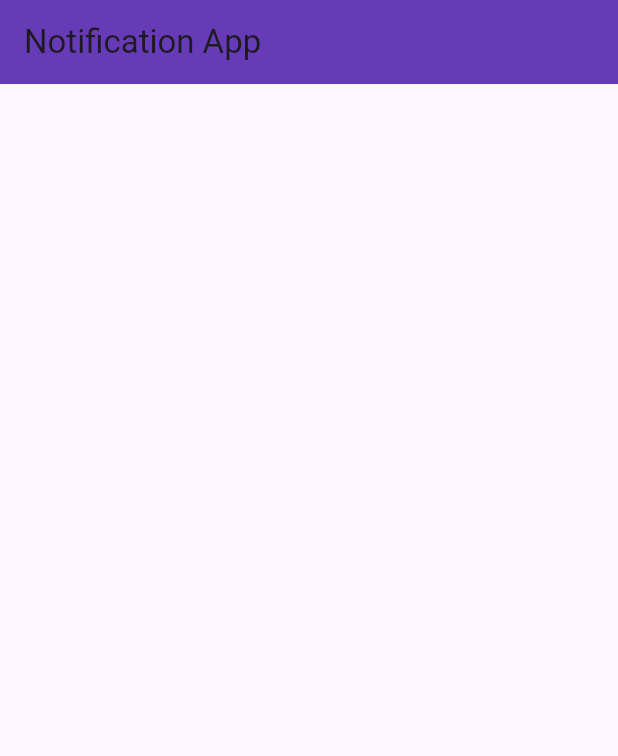
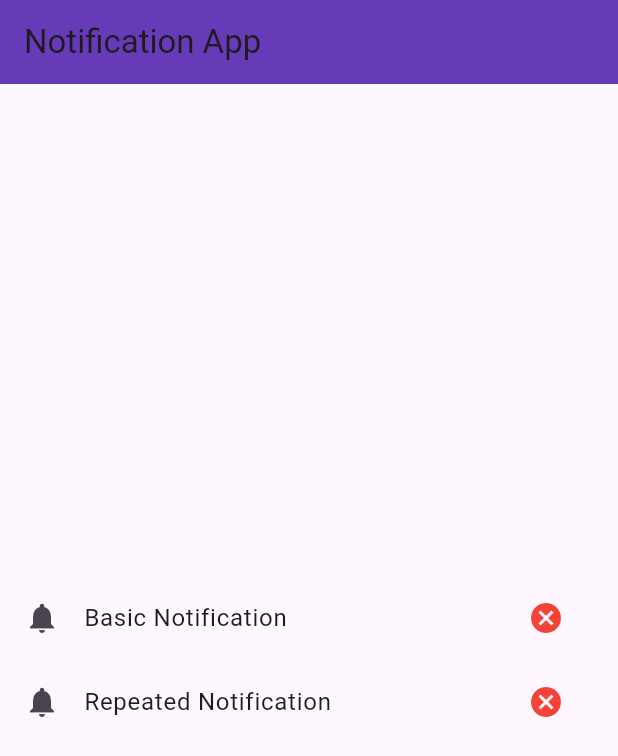
Before and after one commit to Mohamed-Essam-Mohamed/local-and-push-notifications, a Flutter app: the screen it shows after launch, on a phone screen of 412 x 824 dp. Shown: the top 756 px of the screen. Run offline on Flutter 3.47's test engine with Material 3 defaults, Android fonts, the phone set to English and light mode, and no system bars; our stand-ins replace flutter_local_notifications.

Commit message:
init Flutter Local Notifications Plugin, create function basic notification and create function repeated notification.

```diff
--- /dev/null
+++ b/lib/local_notification.dart
@@ -0,0 +1,61 @@
+import 'package:flutter_local_notifications/flutter_local_notifications.dart';
+
+class LocalNotification {
+  static FlutterLocalNotificationsPlugin fLNotification =
+      FlutterLocalNotificationsPlugin();
+  static onTap(NotificationResponse details) {}
+  static Future init() async {
+    InitializationSettings initSettings = const InitializationSettings(
+      android: AndroidInitializationSettings('@mipmap/ic_launcher'),
+      iOS: DarwinInitializationSettings(),
+    );
+    fLNotification.initialize(
+      initSettings,
+      onDidReceiveBackgroundNotificationResponse: onTap,
+      onDidReceiveNotificationResponse: onTap,
+    );
+  }
+
+  static Future<void> showBasicNotification() async {
+    NotificationDetails notificationDetails = const NotificationDetails(
+      android: AndroidNotificationDetails(
+        'id 1',
+        'basic Notification',
+        //? show when app is in foreground
+        importance: Importance.max,
+        priority: Priority.high,
+      ),
+    );
+    await fLNotification.show(
+      0,
+      'Basic Notification',
+      'body',
+      notificationDetails,
+      payload: 'data',
+    );
+  }
+
+  static Future<void> showRepeatedNotification() async {
+    NotificationDetails notificationDetails = const NotificationDetails(
+      android: AndroidNotificationDetails(
+        'id 1',
+        'basic Notification',
+        //? show when app is in foreground
+        importance: Importance.max,
+        priority: Priority.high,
+      ),
+    );
+
+    await fLNotification.periodicallyShow(
+      1,
+      'Repeated Notification',
+      'body',
+      RepeatInterval.everyMinute,
+      notificationDetails,
+    );
+  }
+
+  static void cancelNotification(int id) async {
+    await fLNotification.cancel(id);
+  }
+}
--- a/lib/main.dart
+++ b/lib/main.dart
@@ -1,6 +1,9 @@
 import 'package:flutter/material.dart';
+import 'package:notification_app/local_notification.dart';
 
-void main() {
+void main() async {
+  WidgetsFlutterBinding.ensureInitialized();
+  await LocalNotification.init();
   runApp(const MyApp());
 }
 
@@ -32,7 +35,37 @@ class HomeScreen extends StatelessWidget {
         backgroundColor: Colors.deepPurple,
       ),
       body: Column(
-        children: [],
+        mainAxisAlignment: MainAxisAlignment.center,
+        children: [
+          //? basic notification
+          ListTile(
+            onTap: () async {
+              await LocalNotification.showBasicNotification();
+            },
+            leading: const Icon(Icons.notifications),
+            title: const Text("Basic Notification"),
+            trailing: IconButton(
+              onPressed: () async {
+                LocalNotification.cancelNotification(0);
+              },
+              icon: const Icon(Icons.cancel, color: Colors.red),
+            ),
+          ),
+          //? repeated notification
+          ListTile(
+            onTap: () async {
+              await LocalNotification.showRepeatedNotification();
+            },
+            leading: const Icon(Icons.notifications),
+            title: const Text("Repeated Notification"),
+            trailing: IconButton(
+              onPressed: () {
+                LocalNotification.cancelNotification(1);
+              },
+              icon: const Icon(Icons.cancel, color: Colors.red),
+            ),
+          ),
+        ],
       ),
     );
   }
```
